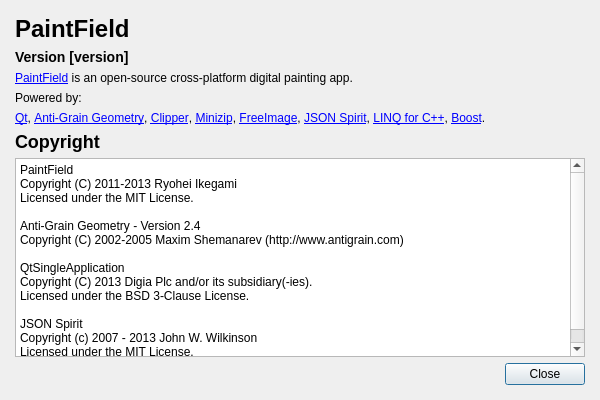
Old version of the form src/paintfield/extensions/aboutdialog/aboutdialog.ui in the repository seanchas116/PaintField.
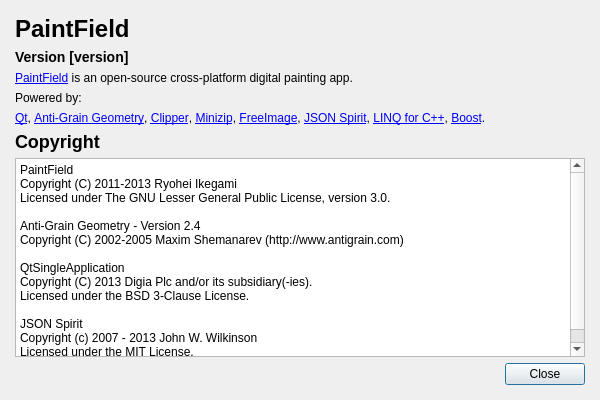
New version of the form.

Commit message: license changed to LGPLv3

Diff of the .ui file:
```diff
--- a/src/paintfield/extensions/aboutdialog/aboutdialog.ui
+++ b/src/paintfield/extensions/aboutdialog/aboutdialog.ui
@@ -76,7 +76,7 @@
      <property name="plainText">
       <string>PaintField
 Copyright (C) 2011-2013 Ryohei Ikegami &lt;iofg2100@gmail.com&gt;
-Licensed under the MIT License.
+Licensed under The GNU Lesser General Public License, version 3.0.
 
 Anti-Grain Geometry - Version 2.4
 Copyright (C) 2002-2005 Maxim Shemanarev (http://www.antigrain.com)
```
The commit also changes 2 other files.
